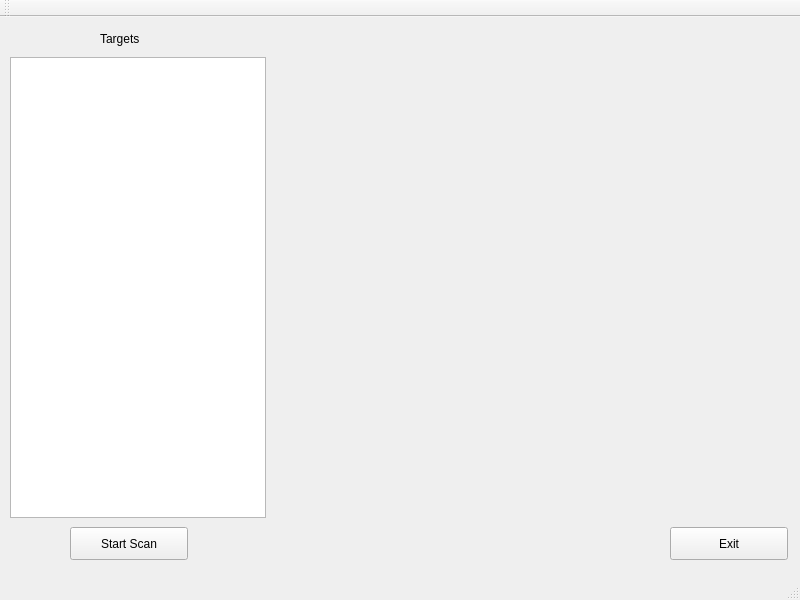
Before: the Qt Designer form mainwindow.ui in HellerCommaA/scanner, drawn with Qt 5.
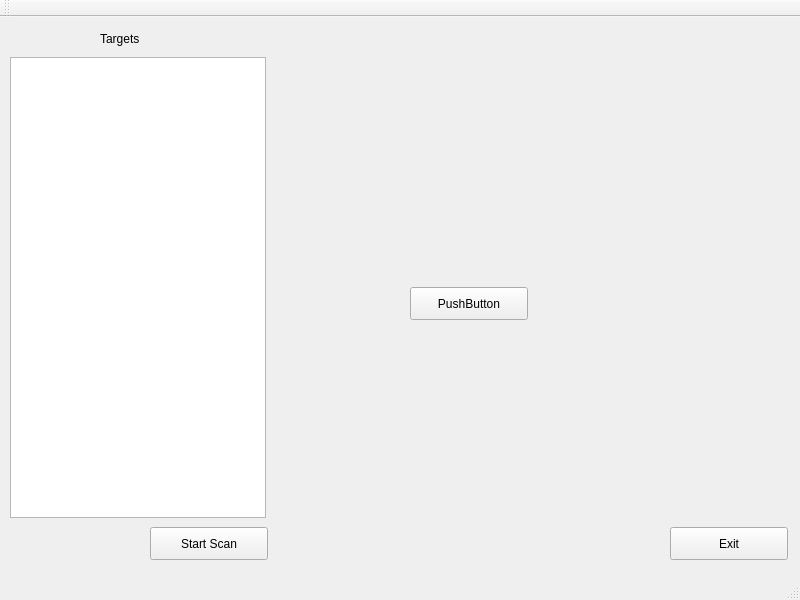
After: the same form once the commit is applied. Custom widgets are drawn as their Qt base class.

Commit message: WIP: file dialog almost

Patch:
```diff
--- a/mainwindow.ui
+++ b/mainwindow.ui
@@ -68,7 +68,7 @@
    <widget class="QPushButton" name="startScanButton">
     <property name="geometry">
      <rect>
-      <x>70</x>
+      <x>150</x>
       <y>510</y>
       <width>118</width>
       <height>33</height>
@@ -78,6 +78,19 @@
      <string>Start Scan</string>
     </property>
    </widget>
+   <widget class="QPushButton" name="pushButton">
+    <property name="geometry">
+     <rect>
+      <x>410</x>
+      <y>270</y>
+      <width>118</width>
+      <height>33</height>
+     </rect>
+    </property>
+    <property name="text">
+     <string>PushButton</string>
+    </property>
+   </widget>
   </widget>
   <widget class="QToolBar" name="mainToolBar">
    <attribute name="toolBarArea">
```
Left out of the diff: 17 changed lines with no effect on the pictures. The commit also changes 6 other files.
